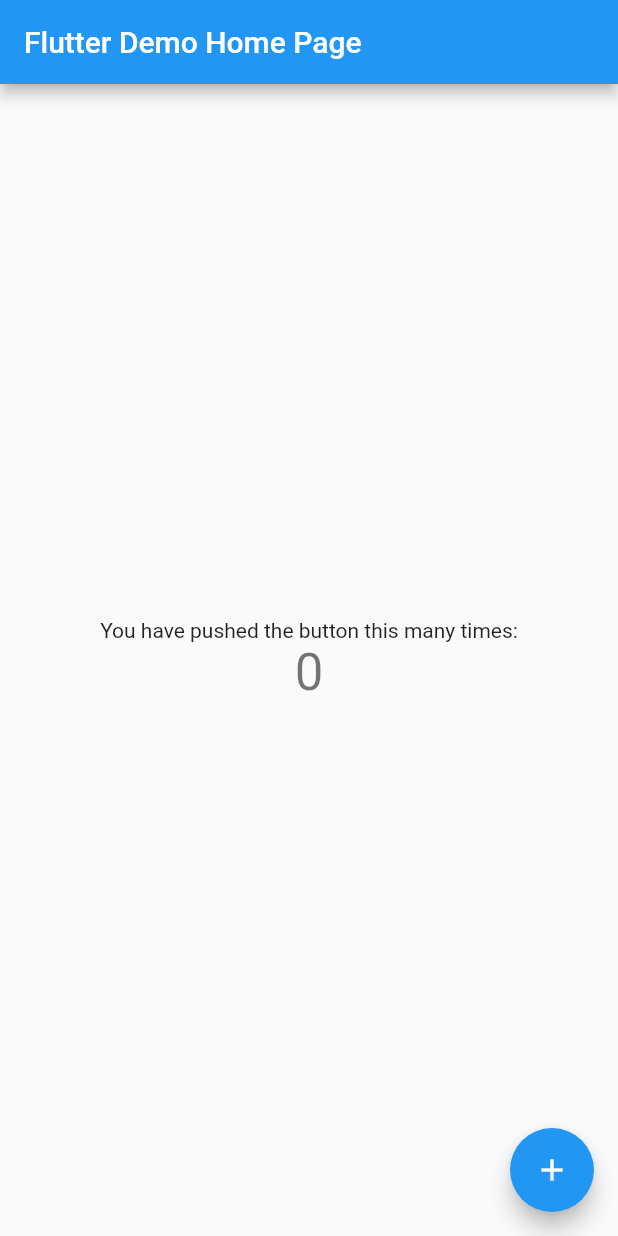
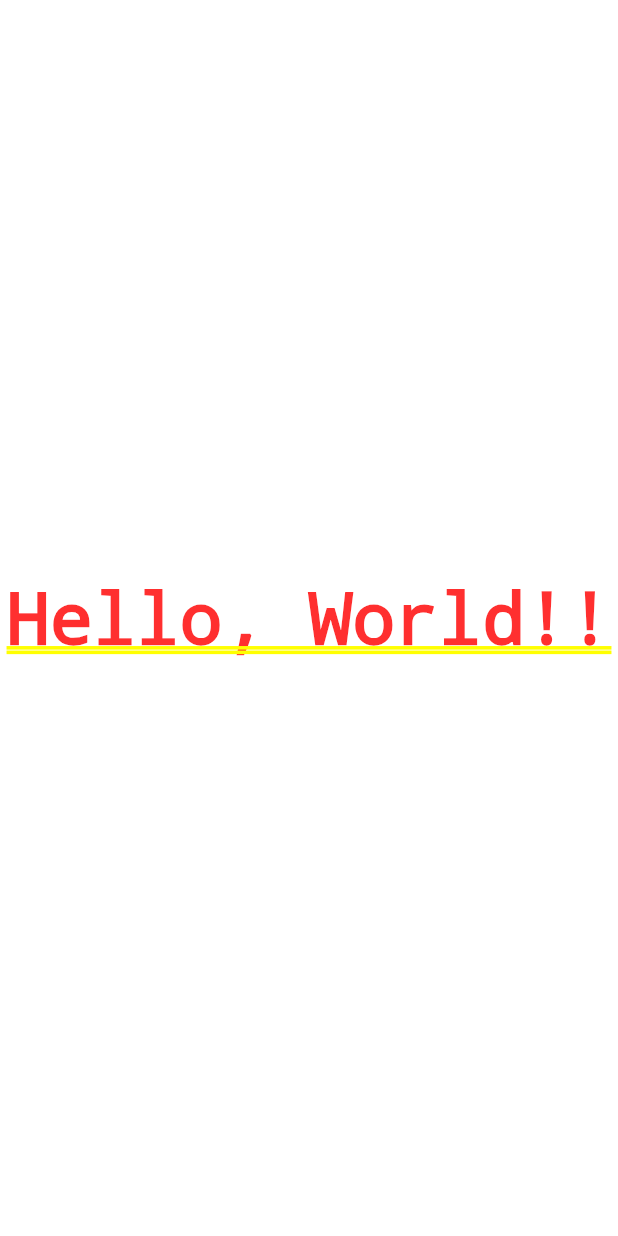
Before and after one commit to tomoya55/flutter-bootcamp, a Flutter app: the screen it shows after launch, on a phone screen of 412 x 824 dp. Run offline on Flutter 3.47's test engine with Material 2 defaults, Android fonts, the phone set to English and light mode, and no system bars.

Commit message:
Center, and Text

```diff
--- a/projects/i_am_rich/lib/main.dart
+++ b/projects/i_am_rich/lib/main.dart
@@ -1,117 +1,11 @@
 import 'package:flutter/material.dart';
 
 void main() {
-  runApp(MyApp());
+  runApp(
+    MaterialApp(
+      home: Center(
+        child: Text('Hello, World!!'),
+      ),
+    ),
+  );
 }
-
-class MyApp extends StatelessWidget {
-  // This widget is the root of your application.
-  @override
-  Widget build(BuildContext context) {
-    return MaterialApp(
-      title: 'Flutter Demo',
-      theme: ThemeData(
-        // This is the theme of your application.
-        //
-        // Try running your application with "flutter run". You'll see the
-        // application has a blue toolbar. Then, without quitting the app, try
-        // changing the primarySwatch below to Colors.green and then invoke
-        // "hot reload" (press "r" in the console where you ran "flutter run",
-        // or simply save your changes to "hot reload" in a Flutter IDE).
-        // Notice that the counter didn't reset back to zero; the application
-        // is not restarted.
-        primarySwatch: Colors.blue,
-        // This makes the visual density adapt to the platform that you run
-        // the app on. For desktop platforms, the controls will be smaller and
-        // closer together (more dense) than on mobile platforms.
-        visualDensity: VisualDensity.adaptivePlatformDensity,
-      ),
-      home: MyHomePage(title: 'Flutter Demo Home Page'),
-    );
-  }
-}
-
-class MyHomePage extends StatefulWidget {
-  MyHomePage({Key key, this.title}) : super(key: key);
-
-  // This widget is the home page of your application. It is stateful, meaning
-  // that it has a State object (defined below) that contains fields that affect
-  // how it looks.
-
-  // This class is the configuration for the state. It holds the values (in this
-  // case the title) provided by the parent (in this case the App widget) and
-  // used by the build method of the State. Fields in a Widget subclass are
-  // always marked "final".
-
-  final String title;
-
-  @override
-  _MyHomePageState createState() => _MyHomePageState();
-}
-
-class _MyHomePageState extends State<MyHomePage> {
-  int _counter = 0;
-
-  void _incrementCounter() {
-    setState(() {
-      // This call to setState tells the Flutter framework that something has
-      // changed in this State, which causes it to rerun the build method below
-      // so that the display can reflect the updated values. If we changed
-      // _counter without calling setState(), then the build method would not be
-      // called again, and so nothing would appear to happen.
-      _counter++;
-    });
-  }
-
-  @override
-  Widget build(BuildContext context) {
-    // This method is rerun every time setState is called, for instance as done
-    // by the _incrementCounter method above.
-    //
-    // The Flutter framework has been optimized to make rerunning build methods
-    // fast, so that you can just rebuild anything that needs updating rather
-    // than having to individually change instances of widgets.
-    return Scaffold(
-      appBar: AppBar(
-        // Here we take the value from the MyHomePage object that was created by
-        // the App.build method, and use it to set our appbar title.
-        title: Text(widget.title),
-      ),
-      body: Center(
-        // Center is a layout widget. It takes a single child and positions it
-        // in the middle of the parent.
-        child: Column(
-          // Column is also a layout widget. It takes a list of children and
-          // arranges them vertically. By default, it sizes itself to fit its
-          // children horizontally, and tries to be as tall as its parent.
-          //
-          // Invoke "debug painting" (press "p" in the console, choose the
-          // "Toggle Debug Paint" action from the Flutter Inspector in Android
-          // Studio, or the "Toggle Debug Paint" command in Visual Studio Code)
-          // to see the wireframe for each widget.
-          //
-          // Column has various properties to control how it sizes itself and
-          // how it positions its children. Here we use mainAxisAlignment to
-          // center the children vertically; the main axis here is the vertical
-          // axis because Columns are vertical (the cross axis would be
-          // horizontal).
-          mainAxisAlignment: MainAxisAlignment.center,
-          children: <Widget>[
-            Text(
-              'You have pushed the button this many times:',
-            ),
-            Text(
-              '$_counter',
-              style: Theme.of(context).textTheme.headline4,
-            ),
-          ],
-        ),
-      ),
-      floatingActionButton: FloatingActionButton(
-        onPressed: _incrementCounter,
-        tooltip: 'Increment',
-        child: Icon(Icons.add),
-      ), // This trailing comma makes auto-formatting nicer for build methods.
-    );
-  }
-}
```
